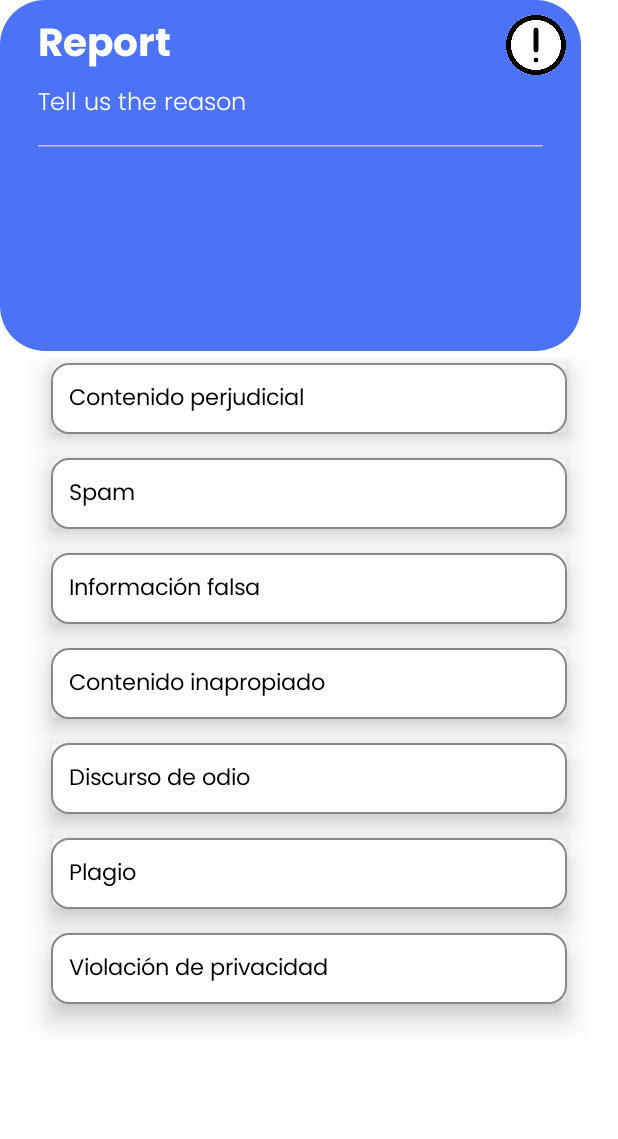
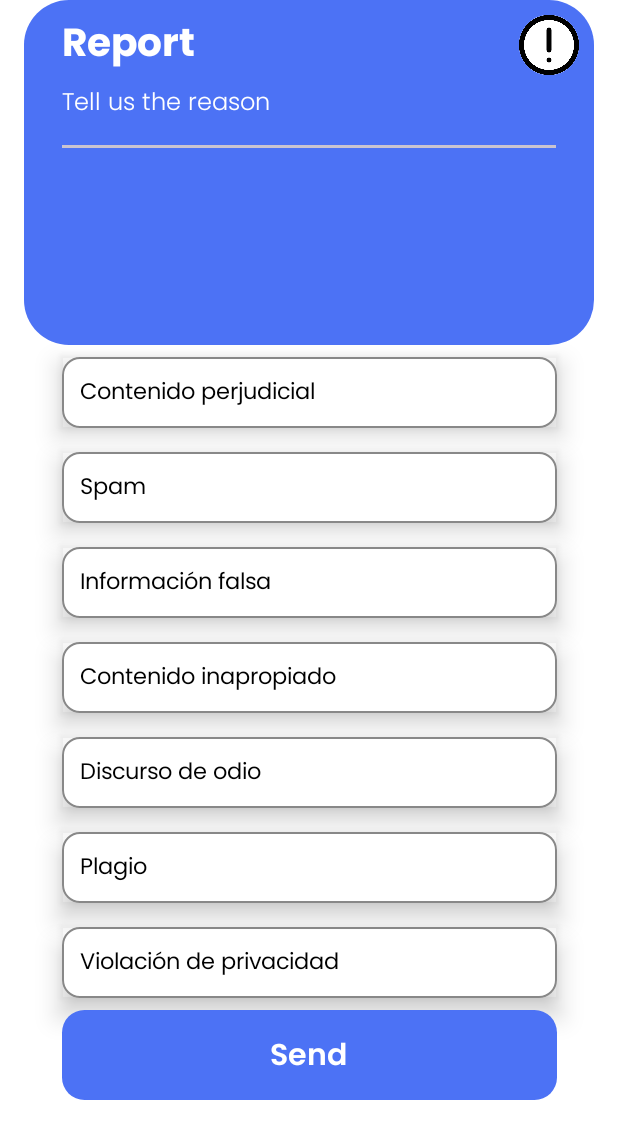
Before and after one commit to PDM-24/proyecto-amgems-systems-solutions, an Android app built with Jetpack Compose: the @Preview function ReportScreenPreview, on a phone screen of 412 x 824 dp. Shown: the top 1139 px of the screen. Run offline under Robolectric (Android 15) with nearby library versions, the phone set to English and light mode, and no system bars.

Commit message:
Add: Report Screen :lipstick:

```diff
--- a/app/src/main/java/com/alvarado/backpack/ui/components/report/ReportInfo.kt
+++ b/app/src/main/java/com/alvarado/backpack/ui/components/report/ReportInfo.kt
@@ -24,11 +24,16 @@ import androidx.compose.ui.unit.sp
 import com.alvarado.backpack.R
 
 @Composable
-fun ReportInfo(documentCycle: String, documentDate: String, documentTitle: String) {
+fun ReportInfo(
+    modifier: Modifier,
+    documentCycle: String,
+    documentDate: String,
+    documentTitle: String
+) {
 
     Column(
         modifier = Modifier
-            .size(width = 387.dp, height = 234.dp)
+            .size(width = 380.dp, height = 230.dp)
             .clip(RoundedCornerShape(30.dp))
             .background(Color(0xFF4C72F5))
     ) {
@@ -79,7 +84,8 @@ fun ReportInfo(documentCycle: String, documentDate: String, documentTitle: Strin
                 end = 25.dp,
                 top = 10.dp,
                 bottom = 10.dp
-            )
+            ),
+            thickness = 2.dp
         )
         Text(
             text = documentCycle,
@@ -109,6 +115,7 @@ fun ReportInfo(documentCycle: String, documentDate: String, documentTitle: Strin
 @Preview(showBackground = true)
 private fun ReportInfoPreview() {
     ReportInfo(
+        modifier = Modifier,
         documentCycle = "Ciclo 02/2023",
         documentDate = "2023-03-01",
         documentTitle = "[PRESENTACION] - Matrices y Vectores"
--- a/app/src/main/java/com/alvarado/backpack/ui/components/report/ReportItem.kt
+++ b/app/src/main/java/com/alvarado/backpack/ui/components/report/ReportItem.kt
@@ -1,5 +1,6 @@
 package com.alvarado.backpack.ui.components.report
 
+import android.annotation.SuppressLint
 import androidx.compose.foundation.BorderStroke
 import androidx.compose.foundation.clickable
 import androidx.compose.foundation.layout.Box
@@ -22,12 +23,15 @@ import androidx.compose.ui.unit.sp
 import com.alvarado.backpack.R
 import androidx.compose.ui.text.font.FontFamily
 import androidx.compose.foundation.layout.size
+import androidx.compose.material3.Button
+import androidx.compose.material3.ButtonDefaults
 import androidx.compose.material3.CardDefaults
 import androidx.compose.ui.draw.clip
 import androidx.compose.ui.draw.shadow
 
+@SuppressLint("MutableCollectionMutableState")
 @Composable
-fun ReportReasons() {
+fun ReportReasons(modifier: Modifier) {
     val reasons = listOf(
         "Contenido perjudicial",
         "Spam",
@@ -37,34 +41,56 @@ fun ReportReasons() {
         "Plagio",
         "Violación de privacidad"
     )
-    val selectedReason = remember { mutableStateOf("") }
+    val selectedReasons = remember { mutableStateOf(listOf<String>()) }
+    val submittedReasons = remember { mutableStateOf(listOf<String>()) } // keep reasons selected
 
     Column(
-        modifier = Modifier
-            .fillMaxSize(),
-        horizontalAlignment = Alignment.CenterHorizontally
+        modifier = Modifier.fillMaxSize(), horizontalAlignment = Alignment.CenterHorizontally
     ) {
         reasons.forEach { reason ->
-            Card(
-                colors = CardDefaults.cardColors(
-                    containerColor = if (selectedReason.value == reason) Color(0xFF0E0B24) else Color.White
-                ),
-                border = BorderStroke(1.dp,Color.Gray),
+            Card(colors = CardDefaults.cardColors(
+                containerColor = if (selectedReasons.value.contains(reason)) Color(0xFF0E0B24) else Color.White
+            ),
+                border = BorderStroke(1.dp, Color.Gray),
                 modifier = Modifier
                     .padding(8.dp)
-                    .size(344.dp, 47.dp)
-                    .clickable { selectedReason.value = reason }
+                    .size(330.dp, 47.dp)
                     .shadow(10.dp)
-            ) {
+                    .clickable {
+                        if (selectedReasons.value.contains(reason)) {
+                            selectedReasons.value -= reason // creates new list without reasons
+                        } else {
+                            selectedReasons.value += reason // creates new list with reasons
+                        }
+                    }) {
                 Box(contentAlignment = Alignment.Center) {
                     Text(
                         text = reason,
                         modifier = Modifier.padding(12.dp),
                         fontFamily = FontFamily(Font(R.font.poppins_regular)),
                         fontSize = 15.sp,
-                        color = if (selectedReason.value == reason) Color.White else Color.Black
+                        color = if (selectedReasons.value.contains(reason)) Color.White else Color.Black
                     )
                 }
+            }
+        }
+        // buttom
+        Box() {
+            Button(
+                onClick = {
+                    submittedReasons.value = selectedReasons.value
+                },
+                modifier = Modifier
+                    .size(330.dp, 60.dp),
+                colors = ButtonDefaults.buttonColors(Color(0xFF4C72F5)),
+                shape = RoundedCornerShape(15.dp)
+            ) {
+                Text(
+                    text = "Send",
+                    color = Color.White,
+                    fontFamily = FontFamily(Font(R.font.poppins_semibold)),
+                    fontSize = 20.sp
+                )
             }
         }
     }
@@ -73,5 +99,5 @@ fun ReportReasons() {
 @Composable
 @Preview(showBackground = true, showSystemUi = true)
 fun PreviewReportReasons() {
-    ReportReasons()
+    ReportReasons(modifier = Modifier)
 }
--- a/app/src/main/java/com/alvarado/backpack/ui/screens/ReportScreen.kt
+++ b/app/src/main/java/com/alvarado/backpack/ui/screens/ReportScreen.kt
@@ -1,9 +1,12 @@
+package com.alvarado.backpack.ui.screens
+
 import androidx.compose.foundation.layout.Column
 import androidx.compose.foundation.layout.fillMaxSize
 import androidx.compose.runtime.Composable
 import androidx.compose.runtime.MutableState
 import androidx.compose.runtime.mutableStateOf
 import androidx.compose.runtime.remember
+import androidx.compose.ui.Alignment
 import androidx.compose.ui.Modifier
 import androidx.compose.ui.tooling.preview.Preview
 import com.alvarado.backpack.ui.components.report.ReportInfo
@@ -18,17 +21,19 @@ fun ReportScreen() {
 
     Column(
         modifier = Modifier
-            .fillMaxSize()
+            .fillMaxSize(),
+        horizontalAlignment = Alignment.CenterHorizontally
     ) {
         // info of report document
         ReportInfo(
+            modifier = Modifier.weight(0.5f),
             documentCycle = cycleInfo.value,
             documentDate = dateInfo.value,
             documentTitle = titleInfo.value
         )
 
         // list
-        ReportReasons()
+        ReportReasons(modifier = Modifier.weight(0.5f))
     }
 }
 
```
